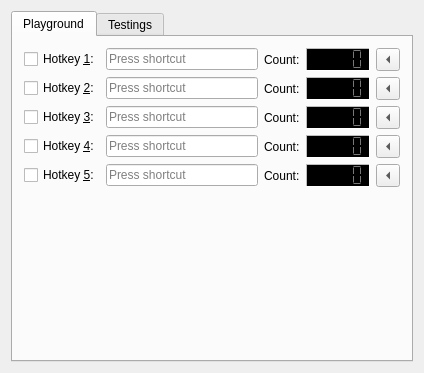
Above: HotkeyTest/hottestwidget.ui from Skycoder42/QHotkey before the change. Below: the same form after it.
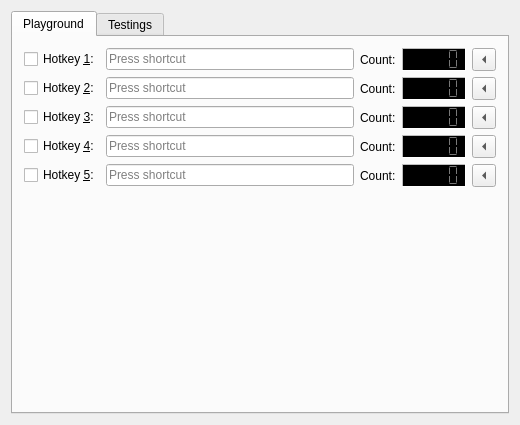
That is the form after the change.

Commit message: private updates on mac

The edit to the form file:
```diff
--- a/HotkeyTest/hottestwidget.ui
+++ b/HotkeyTest/hottestwidget.ui
@@ -6,8 +6,8 @@
    <rect>
     <x>0</x>
     <y>0</y>
-    <width>424</width>
-    <height>373</height>
+    <width>520</width>
+    <height>425</height>
    </rect>
   </property>
   <property name="windowTitle">
```
The commit also changes 1 other file.
